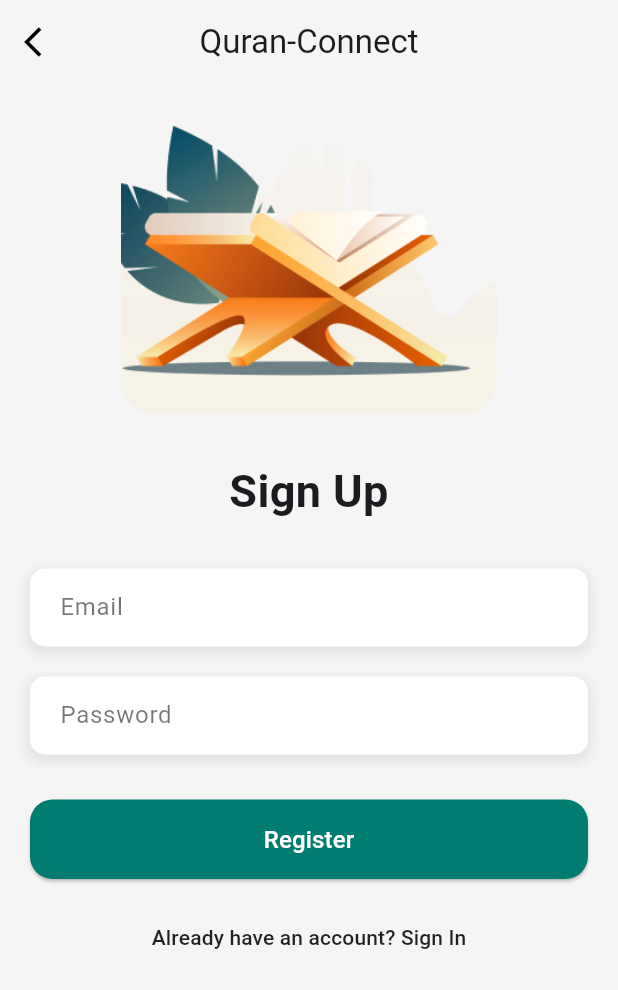
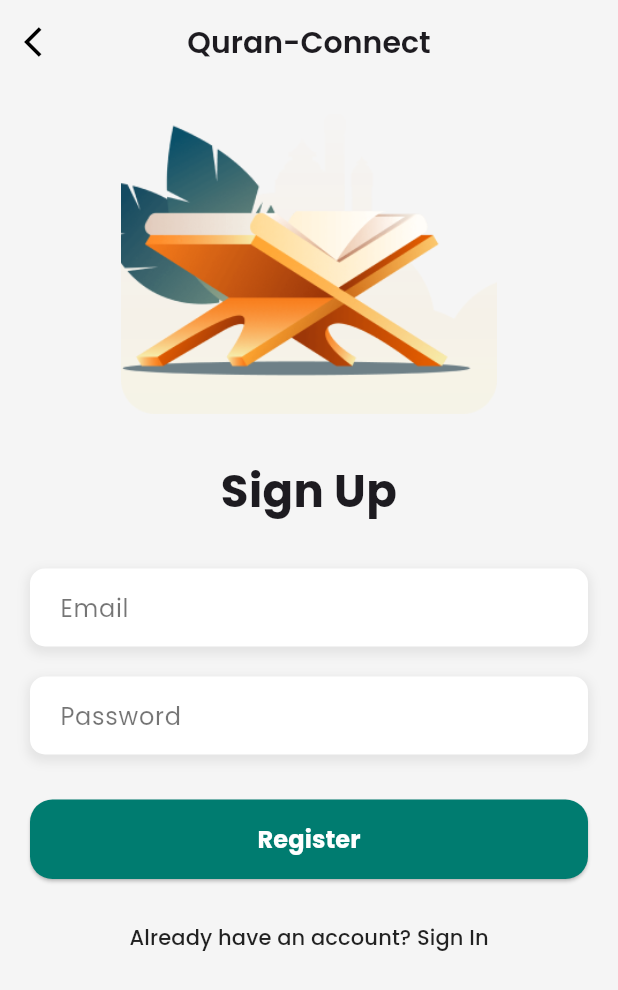
Before and after one commit to chiegremoryy/Smt5-PemrogramanPerangkatBergerak, a Flutter app: the AuthScreen screen opened directly, on a phone screen of 412 x 824 dp. Shown: the top 990 px of the screen. Run offline on Flutter 3.47's test engine with Material 3 defaults, Android fonts, the phone set to English and light mode, and no system bars; our stand-ins replace dio, flutter_svg, google_fonts.

Commit message:
auth screen dummy style

```diff
--- a/uas/quran_connect/lib/components/auth_screen.dart
+++ b/uas/quran_connect/lib/components/auth_screen.dart
@@ -162,8 +162,8 @@
 //     );
 //   }
 // }
-
 import 'package:flutter/material.dart';
+import 'package:google_fonts/google_fonts.dart';
 import 'package:quran_connect/components/home_screen.dart';
 
 class AuthScreen extends StatefulWidget {
@@ -182,7 +182,10 @@ class _AuthScreenState extends State<AuthScreen> {
   Widget build(BuildContext context) {
     return Scaffold(
       appBar: AppBar(
-        title: Text(_isSignup ? 'Quran-Connect' : 'Quran-Connect'),
+        title: Text(
+          _isSignup ? 'Quran-Connect' : 'Quran-Connect',
+          style: GoogleFonts.poppins(fontSize: 20, fontWeight: FontWeight.w600),
+        ),
         centerTitle: true,
         backgroundColor: Colors.transparent,
         elevation: 0,
@@ -208,7 +211,7 @@ class _AuthScreenState extends State<AuthScreen> {
                 SizedBox(height: 30),
                 Text(
                   _isSignup ? 'Sign Up' : 'Sign In',
-                  style: TextStyle(
+                  style: GoogleFonts.poppins(
                     fontSize: 30,
                     fontWeight: FontWeight.bold,
                   ),
@@ -233,7 +236,7 @@ class _AuthScreenState extends State<AuthScreen> {
                     controller: _emailController,
                     decoration: InputDecoration(
                       hintText: 'Email',
-                      hintStyle: TextStyle(color: Colors.black54),
+                      hintStyle: GoogleFonts.poppins(color: Colors.black54),
                       contentPadding:
                           EdgeInsets.symmetric(horizontal: 20, vertical: 14),
                       border: InputBorder.none,
@@ -266,7 +269,7 @@ class _AuthScreenState extends State<AuthScreen> {
                     obscureText: true,
                     decoration: InputDecoration(
                       hintText: 'Password',
-                      hintStyle: TextStyle(color: Colors.black54),
+                      hintStyle: GoogleFonts.poppins(color: Colors.black54),
                       contentPadding:
                           EdgeInsets.symmetric(horizontal: 20, vertical: 14),
                       border: InputBorder.none,
@@ -301,7 +304,10 @@ class _AuthScreenState extends State<AuthScreen> {
                   ),
                   child: Text(
                     _isSignup ? 'Register' : 'Login',
-                    style: TextStyle(fontSize: 16, color: Colors.white),
+                    style: GoogleFonts.poppins(
+                        fontSize: 16,
+                        color: Colors.white,
+                        fontWeight: FontWeight.bold),
                   ),
                 ),
                 SizedBox(height: 15),
@@ -316,7 +322,8 @@ class _AuthScreenState extends State<AuthScreen> {
                     _isSignup
                         ? 'Already have an account? Sign In'
                         : 'Don’t have an account? Sign Up',
-                    style: TextStyle(color: Colors.black87, fontSize: 14),
+                    style: GoogleFonts.poppins(
+                        color: Colors.black87, fontSize: 14),
                   ),
                 ),
               ],
```
